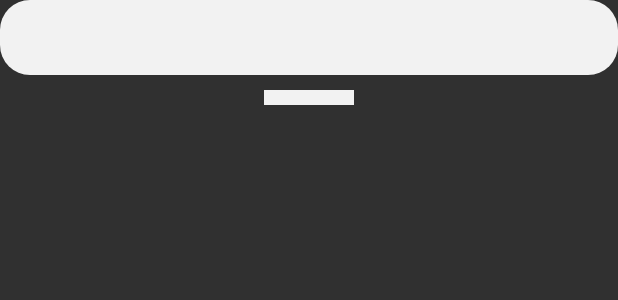
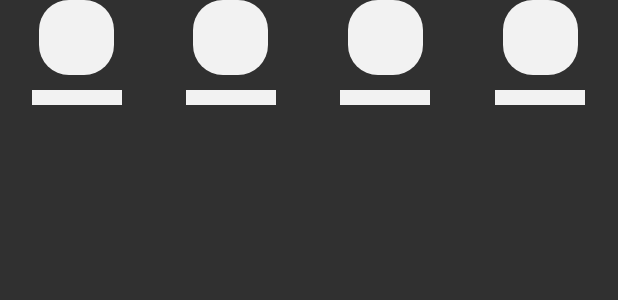
Before and after one commit to cyenite/Ewaste-Mobile, an Android app: the layout shimercategory.xml on its own in the app's theme, with its tools: preview values and no code run, on a phone screen of 412 x 824 dp. Shown: the top 300 px of the screen. Run offline under Robolectric (Android 15) with nearby library versions, the phone set to English and light mode, and no system bars.

Commit message:
Restore Shimmer

```diff
--- a/app/src/main/res/layout/shimercategory.xml
+++ b/app/src/main/res/layout/shimercategory.xml
@@ -21,7 +21,76 @@
 
         <ImageView
             android:id="@+id/background"
-            android:layout_width="match_parent"
+            android:layout_width="50dp"
+            android:layout_height="50dp"
+            android:layout_centerHorizontal="true"
+            android:background="@drawable/button_round_2"
+            android:backgroundTint="@color/backgroundgray" />
+
+    </RelativeLayout>
+
+    <RelativeLayout
+        android:layout_width="0dp"
+        android:layout_height="wrap_content"
+        android:layout_weight="1">
+
+        <View
+            android:layout_width="60dp"
+            android:layout_height="10dp"
+            android:layout_below="@+id/background1"
+            android:layout_centerHorizontal="true"
+            android:layout_marginTop="10dp"
+            android:background="@color/backgroundgray" />
+
+        <ImageView
+            android:id="@+id/background1"
+            android:layout_width="50dp"
+            android:layout_height="50dp"
+            android:layout_centerHorizontal="true"
+            android:background="@drawable/button_round_2"
+            android:backgroundTint="@color/backgroundgray" />
+
+    </RelativeLayout>
+
+    <RelativeLayout
+        android:layout_width="0dp"
+        android:layout_height="wrap_content"
+        android:layout_weight="1">
+
+        <View
+            android:layout_width="60dp"
+            android:layout_height="10dp"
+            android:layout_below="@+id/background2"
+            android:layout_centerHorizontal="true"
+            android:layout_marginTop="10dp"
+            android:background="@color/backgroundgray" />
+
+        <ImageView
+            android:id="@+id/background2"
+            android:layout_width="50dp"
+            android:layout_height="50dp"
+            android:layout_centerHorizontal="true"
+            android:background="@drawable/button_round_2"
+            android:backgroundTint="@color/backgroundgray" />
+
+    </RelativeLayout>
+
+    <RelativeLayout
+        android:layout_width="0dp"
+        android:layout_height="wrap_content"
+        android:layout_weight="1">
+
+        <View
+            android:layout_width="60dp"
+            android:layout_height="10dp"
+            android:layout_below="@+id/background3"
+            android:layout_centerHorizontal="true"
+            android:layout_marginTop="10dp"
+            android:background="@color/backgroundgray" />
+
+        <ImageView
+            android:id="@+id/background3"
+            android:layout_width="50dp"
             android:layout_height="50dp"
             android:layout_centerHorizontal="true"
             android:background="@drawable/button_round_2"
```
